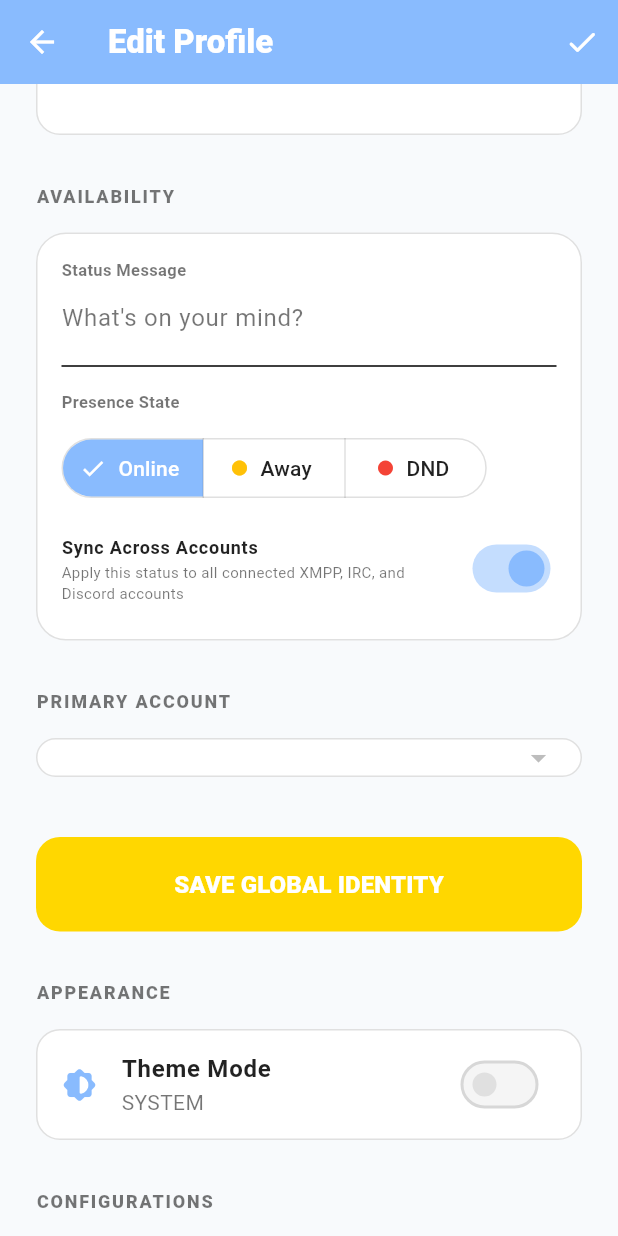
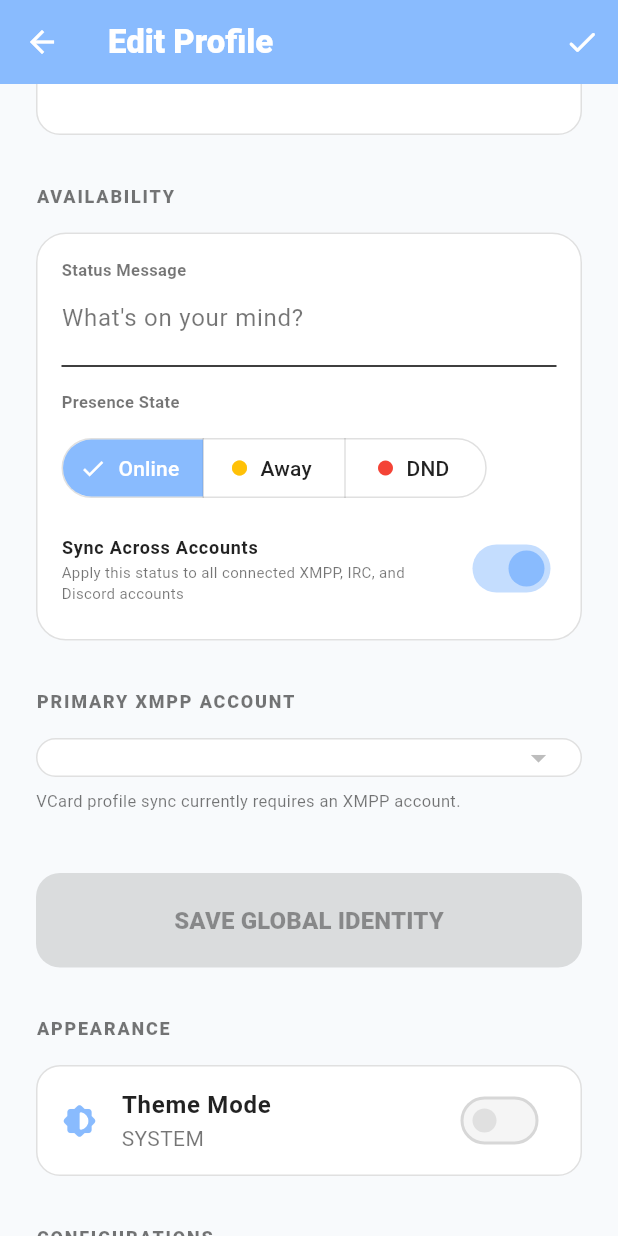
Before and after one commit to silverfox983/gibber.chat, a Flutter app: the ProfileScreen screen opened directly, scrolled down 576 dp, on a phone screen of 412 x 824 dp. Run offline on Flutter 3.47's test engine with Material 3 defaults, Android fonts, the phone set to English and light mode, and no system bars; our stand-ins replace audioplayers, file_picker, flutter_markdown, flutter_secure_storage, image_picker, open_filex and 5 more; missing offline and left inert: cryptography, flutter_webrtc, giphy_get, irc_dart, libsignal_protocol_dart, nyxx and 4 more; accounts and stored records are empty.

Commit message:
Fix protocol-specific call actions and UI indicators
Co-authored-by: silverfox983 <silverfox983@users.noreply.github.com>

```diff
--- a/lib/screens/profile_screen.dart
+++ b/lib/screens/profile_screen.dart
@@ -37,6 +37,9 @@ class _ProfileScreenState extends State<ProfileScreen> {
     super.initState();
     final authService = Provider.of<AuthService>(context, listen: false);
     final profile = authService.currentProfile;
+    final xmppAccounts = authService.savedAccounts
+        .where((a) => a.protocol == 'XMPP')
+        .toList();
 
     _nameController = TextEditingController(text: profile?.displayName ?? '');
     _nickController = TextEditingController(text: profile?.nickName ?? '');
@@ -44,8 +47,8 @@ class _ProfileScreenState extends State<ProfileScreen> {
     _localStatus = authService.myStatus;
     _statusMsgController = TextEditingController(text: authService.myStatusMessage ?? '');
 
-    if (authService.savedAccounts.isNotEmpty) {
-      _selectedAccountId = authService.savedAccounts.first.fullJid;
+    if (xmppAccounts.isNotEmpty) {
+      _selectedAccountId = xmppAccounts.first.fullJid;
       _loadInitialAvatar(_selectedAccountId!);
     }
   }
@@ -128,7 +131,14 @@ class _ProfileScreenState extends State<ProfileScreen> {
   Widget build(BuildContext context) {
     final authService = Provider.of<AuthService>(context);
     final profile = authService.currentProfile;
-    final xmppAccounts = authService.savedAccounts.where((a) => a.protocol == 'XMPP').toList();
+    final xmppAccounts = authService.savedAccounts
+        .where((a) => a.protocol == 'XMPP')
+        .toList();
+    final hasXmppAccounts = xmppAccounts.isNotEmpty;
+    final selectedXmppAccountId =
+        xmppAccounts.any((a) => a.fullJid == _selectedAccountId)
+        ? _selectedAccountId
+        : (hasXmppAccounts ? xmppAccounts.first.fullJid : null);
 
     return Scaffold(
       backgroundColor: Theme.of(context).scaffoldBackgroundColor,
@@ -277,7 +287,15 @@ class _ProfileScreenState extends State<ProfileScreen> {
                   ),
 
                   const SizedBox(height: 32),
-                  Text('PRIMARY ACCOUNT', style: TextStyle(fontSize: 12, fontWeight: FontWeight.w800, color: Theme.of(context).colorScheme.onSurfaceVariant, letterSpacing: 1.2)),
+                  Text(
+                    'PRIMARY XMPP ACCOUNT',
+                    style: TextStyle(
+                      fontSize: 12,
+                      fontWeight: FontWeight.w800,
+                      color: Theme.of(context).colorScheme.onSurfaceVariant,
+                      letterSpacing: 1.2,
+                    ),
+                  ),
                   const SizedBox(height: 16),
                   Container(
                     padding: const EdgeInsets.symmetric(horizontal: 16),
@@ -289,17 +307,36 @@ class _ProfileScreenState extends State<ProfileScreen> {
                     child: DropdownButtonHideUnderline(
                       child: DropdownButton<String>(
                         isExpanded: true,
-                        value: _selectedAccountId,
+                        value: selectedXmppAccountId,
                         items: xmppAccounts.map((acc) {
                           return DropdownMenuItem(
                             value: acc.fullJid,
-                            child: Text(acc.fullJid, style: const TextStyle(fontSize: 14, fontWeight: FontWeight.w600)),
+                            child: Text(
+                              acc.fullJid,
+                              style: const TextStyle(
+                                fontSize: 14,
+                                fontWeight: FontWeight.w600,
+                              ),
+                            ),
                           );
                         }).toList(),
-                        onChanged: (val) => setState(() => _selectedAccountId = val),
+                        onChanged: hasXmppAccounts
+                            ? (val) => setState(() => _selectedAccountId = val)
+                            : null,
                       ),
                     ),
                   ),
+                  if (!hasXmppAccounts)
+                    Padding(
+                      padding: const EdgeInsets.only(top: 8),
+                      child: Text(
+                        'VCard profile sync currently requires an XMPP account.',
+                        style: TextStyle(
+                          fontSize: 11,
+                          color: Theme.of(context).colorScheme.onSurfaceVariant,
+                        ),
+                      ),
+                    ),
                   const SizedBox(height: 40),
                   SizedBox(
                     width: double.infinity,
@@ -311,7 +348,8 @@ class _ProfileScreenState extends State<ProfileScreen> {
                         shape: RoundedRectangleBorder(borderRadius: BorderRadius.circular(16)),
                         elevation: 0,
                       ),
-                      onPressed: _isSaving ? null : _saveProfile,
+                      onPressed:
+                          (_isSaving || !hasXmppAccounts) ? null : _saveProfile,
                       child: const Text('SAVE GLOBAL IDENTITY', style: TextStyle(fontWeight: FontWeight.w900, fontSize: 16)),
                     ),
                   ),
```
Also changed, not shown: lib/providers/call_provider.dart (+9 -3 lines), lib/screens/account_preferences_screen.dart (+15 -3 lines), lib/screens/main_chat_screen.dart (+44 -8 lines).
